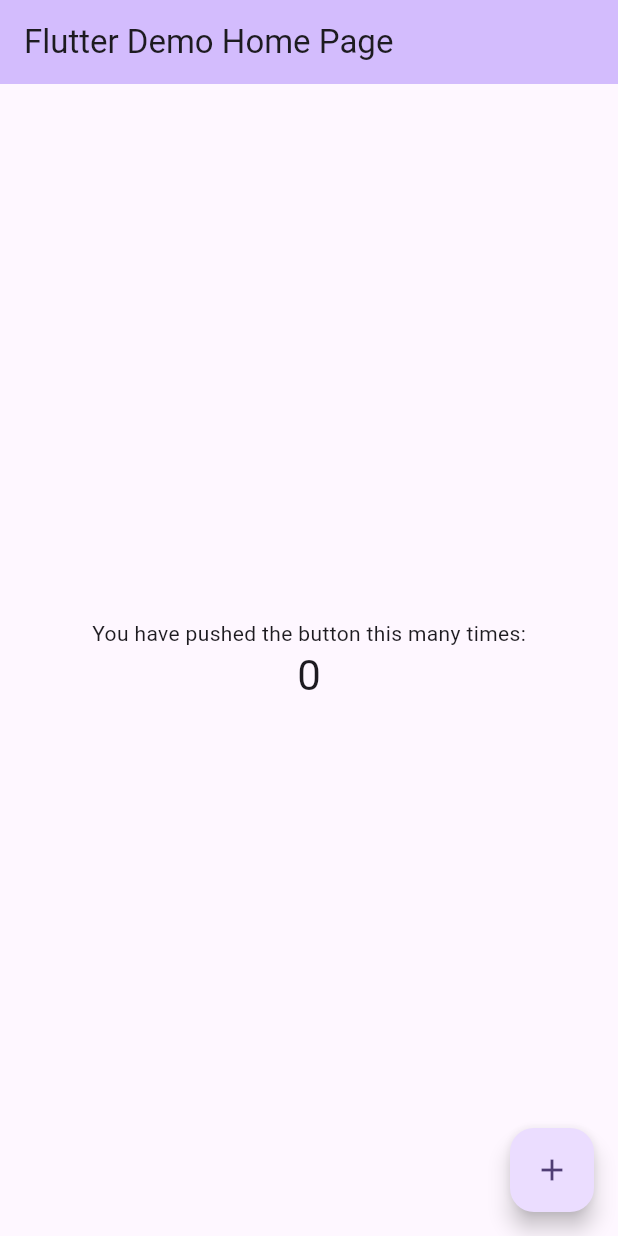
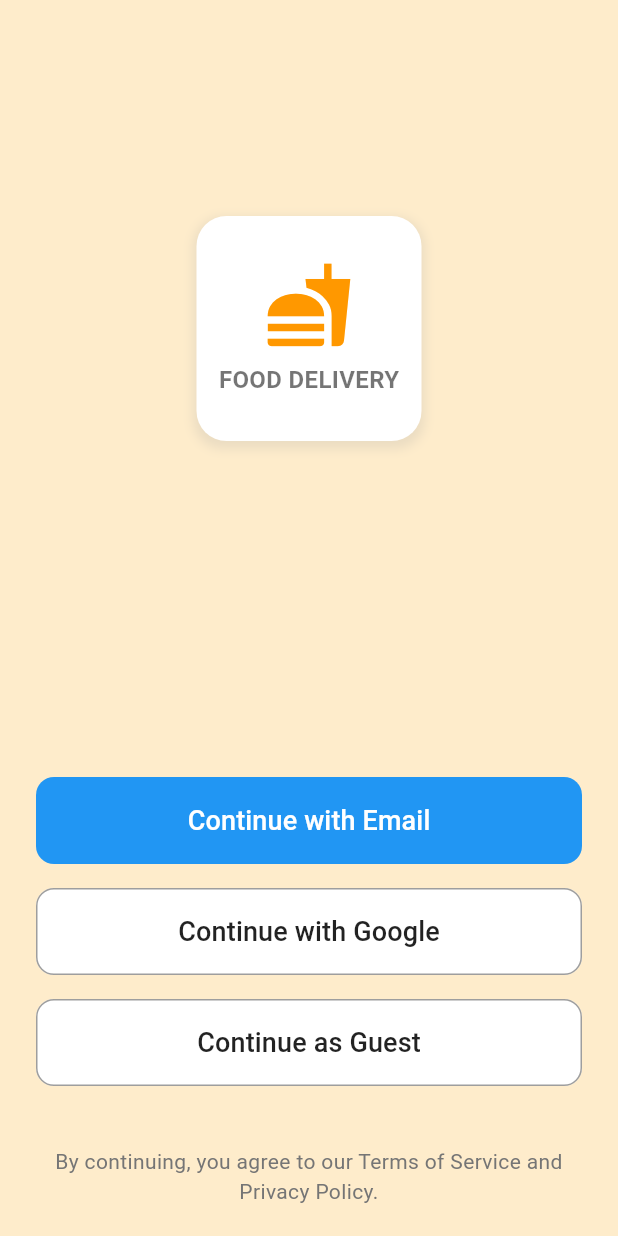
Before and after one commit to enockarthur298/food-delivery-app, a Flutter app: the screen it shows after launch, on a phone screen of 412 x 824 dp. Run offline on Flutter 3.47's test engine with Material 3 defaults, Android fonts, the phone set to English and light mode, and no system bars.

```diff
--- a/food_delivery_app/lib/main.dart
+++ b/food_delivery_app/lib/main.dart
@@ -7,116 +7,164 @@ void main() {
 class MyApp extends StatelessWidget {
   const MyApp({super.key});
 
-  // This widget is the root of your application.
   @override
   Widget build(BuildContext context) {
     return MaterialApp(
-      title: 'Flutter Demo',
+      title: 'Food Delivery App',
       theme: ThemeData(
-        // This is the theme of your application.
-        //
-        // TRY THIS: Try running your application with "flutter run". You'll see
-        // the application has a purple toolbar. Then, without quitting the app,
-        // try changing the seedColor in the colorScheme below to Colors.green
-        // and then invoke "hot reload" (save your changes or press the "hot
-        // reload" button in a Flutter-supported IDE, or press "r" if you used
-        // the command line to start the app).
-        //
-        // Notice that the counter didn't reset back to zero; the application
-        // state is not lost during the reload. To reset the state, use hot
-        // restart instead.
-        //
-        // This works for code too, not just values: Most code changes can be
-        // tested with just a hot reload.
-        colorScheme: ColorScheme.fromSeed(seedColor: Colors.deepPurple),
+        primarySwatch: Colors.blue,
+        visualDensity: VisualDensity.adaptivePlatformDensity,
       ),
-      home: const MyHomePage(title: 'Flutter Demo Home Page'),
+      home: const LoginScreen(),
     );
   }
 }
 
-class MyHomePage extends StatefulWidget {
-  const MyHomePage({super.key, required this.title});
-
-  // This widget is the home page of your application. It is stateful, meaning
-  // that it has a State object (defined below) that contains fields that affect
-  // how it looks.
-
-  // This class is the configuration for the state. It holds the values (in this
-  // case the title) provided by the parent (in this case the App widget) and
-  // used by the build method of the State. Fields in a Widget subclass are
-  // always marked "final".
-
-  final String title;
-
-  @override
-  State<MyHomePage> createState() => _MyHomePageState();
-}
-
-class _MyHomePageState extends State<MyHomePage> {
-  int _counter = 0;
-
-  void _incrementCounter() {
-    setState(() {
-      // This call to setState tells the Flutter framework that something has
-      // changed in this State, which causes it to rerun the build method below
-      // so that the display can reflect the updated values. If we changed
-      // _counter without calling setState(), then the build method would not be
-      // called again, and so nothing would appear to happen.
-      _counter++;
-    });
-  }
+class LoginScreen extends StatelessWidget {
+  const LoginScreen({super.key});
 
   @override
   Widget build(BuildContext context) {
-    // This method is rerun every time setState is called, for instance as done
-    // by the _incrementCounter method above.
-    //
-    // The Flutter framework has been optimized to make rerunning build methods
-    // fast, so that you can just rebuild anything that needs updating rather
-    // than having to individually change instances of widgets.
     return Scaffold(
-      appBar: AppBar(
-        // TRY THIS: Try changing the color here to a specific color (to
-        // Colors.amber, perhaps?) and trigger a hot reload to see the AppBar
-        // change color while the other colors stay the same.
-        backgroundColor: Theme.of(context).colorScheme.inversePrimary,
-        // Here we take the value from the MyHomePage object that was created by
-        // the App.build method, and use it to set our appbar title.
-        title: Text(widget.title),
-      ),
+      backgroundColor: const Color(0xFFFEECCB), // Light orange background
       body: Center(
-        // Center is a layout widget. It takes a single child and positions it
-        // in the middle of the parent.
+        child: Padding(
+          padding: const EdgeInsets.symmetric(horizontal: 24.0),
           child: Column(
-          // Column is also a layout widget. It takes a list of children and
-          // arranges them vertically. By default, it sizes itself to fit its
-          // children horizontally, and tries to be as tall as its parent.
-          //
-          // Column has various properties to control how it sizes itself and
-          // how it positions its children. Here we use mainAxisAlignment to
-          // center the children vertically; the main axis here is the vertical
-          // axis because Columns are vertical (the cross axis would be
-          // horizontal).
-          //
-          // TRY THIS: Invoke "debug painting" (choose the "Toggle Debug Paint"
-          // action in the IDE, or press "p" in the console), to see the
-          // wireframe for each widget.
             mainAxisAlignment: MainAxisAlignment.center,
             children: <Widget>[
-            const Text('You have pushed the button this many times:'),
+              // Food Delivery Icon and Text
+              Expanded(
+                child: Column(
+                  mainAxisAlignment: MainAxisAlignment.center,
+                  children: [
+                    // Placeholder for the image. In a real app, you'd use Image.asset or Image.network
+                    Container(
+                      width: 150,
+                      height: 150,
+                      decoration: BoxDecoration(
+                        color: Colors.white,
+                        borderRadius: BorderRadius.circular(20),
+                        boxShadow: [
+                          BoxShadow(
+                            color: Colors.grey.withOpacity(0.2),
+                            spreadRadius: 2,
+                            blurRadius: 5,
+                            offset: const Offset(0, 3), // changes position of shadow
+                          ),
+                        ],
+                      ),
+                      child: const Center(
+                        child: Column(
+                          mainAxisAlignment: MainAxisAlignment.center,
+                          children: [
+                            Icon(Icons.fastfood, size: 60, color: Colors.orange),
+                            SizedBox(height: 8),
                             Text(
-              '$_counter',
-              style: Theme.of(context).textTheme.headlineMedium,
+                              'FOOD DELIVERY',
+                              style: TextStyle(
+                                fontSize: 16,
+                                fontWeight: FontWeight.bold,
+                                color: Colors.black54,
+                              ),
                             ),
                           ],
                         ),
                       ),
-      floatingActionButton: FloatingActionButton(
-        onPressed: _incrementCounter,
-        tooltip: 'Increment',
-        child: const Icon(Icons.add),
-      ), // This trailing comma makes auto-formatting nicer for build methods.
+                    ),
+                    const SizedBox(height: 80),
+                  ],
+                ),
+              ),
+
+              // Continue with Email Button
+              SizedBox(
+                width: double.infinity,
+                child: ElevatedButton(
+                  style: ElevatedButton.styleFrom(
+                    backgroundColor: Colors.blue, // Button background color
+                    foregroundColor: Colors.white, // Text color
+                    padding: const EdgeInsets.symmetric(vertical: 16),
+                    shape: RoundedRectangleBorder(
+                      borderRadius: BorderRadius.circular(12),
+                    ),
+                    elevation: 0,
+                  ),
+                  onPressed: () {
+                    // Handle continue with email
+                  },
+                  child: const Text(
+                    'Continue with Email',
+                    style: TextStyle(fontSize: 18),
+                  ),
+                ),
+              ),
+              const SizedBox(height: 16),
+
+              // Continue with Google Button
+              SizedBox(
+                width: double.infinity,
+                child: OutlinedButton(
+                  style: OutlinedButton.styleFrom(
+                    backgroundColor: Colors.white, // Button background color
+                    foregroundColor: Colors.black87, // Text color
+                    padding: const EdgeInsets.symmetric(vertical: 16),
+                    side: const BorderSide(color: Colors.grey), // Border color
+                    shape: RoundedRectangleBorder(
+                      borderRadius: BorderRadius.circular(12),
+                    ),
+                    elevation: 0,
+                  ),
+                  onPressed: () {
+                    // Handle continue with Google
+                  },
+                  child: const Text(
+                    'Continue with Google',
+                    style: TextStyle(fontSize: 18),
+                  ),
+                ),
+              ),
+              const SizedBox(height: 16),
+
+              // Continue as Guest Button
+              SizedBox(
+                width: double.infinity,
+                child: OutlinedButton(
+                  style: OutlinedButton.styleFrom(
+                    backgroundColor: Colors.white, // Button background color
+                    foregroundColor: Colors.black87, // Text color
+                    padding: const EdgeInsets.symmetric(vertical: 16),
+                    side: const BorderSide(color: Colors.grey), // Border color
+                    shape: RoundedRectangleBorder(
+                      borderRadius: BorderRadius.circular(12),
+                    ),
+                    elevation: 0,
+                  ),
+                  onPressed: () {
+                    // Handle continue as guest
+                  },
+                  child: const Text(
+                    'Continue as Guest',
+                    style: TextStyle(fontSize: 18),
+                  ),
+                ),
+              ),
+              const SizedBox(height: 40),
+
+              // Terms and Privacy Policy
+              Text(
+                'By continuing, you agree to our Terms of Service and\nPrivacy Policy.',
+                textAlign: TextAlign.center,
+                style: TextStyle(
+                  fontSize: 14,
+                  color: Colors.grey[600],
+                ),
+              ),
+              const SizedBox(height: 20), // Spacer for bottom
+            ],
+          ),
+        ),
+      ),
     );
   }
 }
```
Lines whose indentation alone changed are shown as unchanged.
